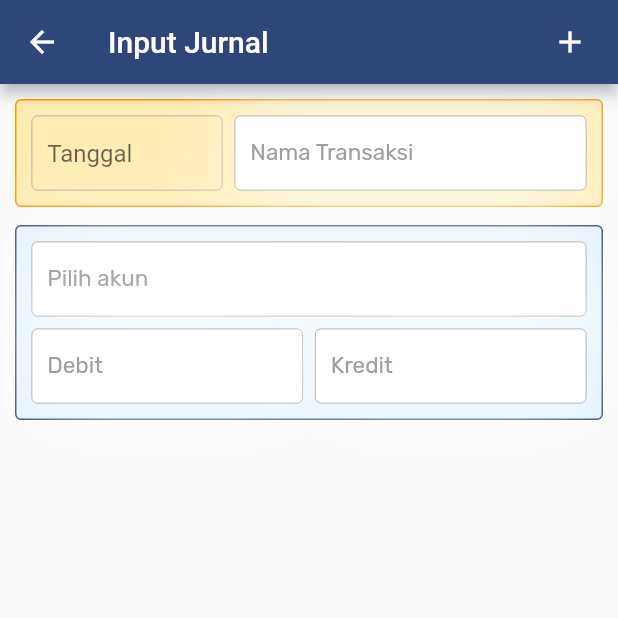
After one commit to insoft-developers/randu_mobile, a Flutter app: the InputJurnal screen opened directly, on a phone screen of 412 x 824 dp, the top half of it. The commit adds this screen. Run offline on Flutter 3.47's test engine with Material 2 defaults, Android fonts, the light colour scheme and no system bars; our stand-ins replace dropdown_search, flutter_html, get, shared_preferences, shimmer; accounts and stored records are empty.

Commit message:
input jurnal reguler

```diff
--- a/lib/color/Color.dart
+++ /dev/null
@@ -1,2 +0,0 @@
-// ignore: file_names
-class Color {}
--- /dev/null
+++ b/lib/color/app_color.dart
@@ -0,0 +1,17 @@
+// ignore: file_names
+import 'package:flutter/widgets.dart';
+
+class AppColor {
+  AppColor._();
+  static const Color blueColor = Color(0xFF2F39C5);
+  static const Color mainColor = Color(0xFF2F467A);
+  static const Gradient linearGradient = LinearGradient(
+    begin: Alignment(0.0, 0.0),
+    end: Alignment(0.707, -0.707),
+    colors: [
+      Color(0xffff9a9e),
+      Color(0xfffad0c4),
+      Color(0xfffad0c4),
+    ],
+  );
+}
--- /dev/null
+++ b/lib/components/input_text.dart
@@ -0,0 +1,62 @@
+import 'package:flutter/material.dart';
+import 'package:get/get.dart';
+import 'package:randu_mobile/journal/tambah/jurnal_cepat/jurnal_cepat_controller.dart';
+
+// ignore: must_be_immutable
+class InputText extends StatelessWidget {
+  String hint;
+  TextInputType textInputType;
+  TextEditingController textEditingController;
+  bool obsecureText;
+  String code;
+
+  final JurnalCepatController _jurnalCepatController =
+      Get.put(JurnalCepatController());
+
+  InputText(
+      {Key? key,
+      required this.hint,
+      required this.textInputType,
+      required this.textEditingController,
+      required this.obsecureText,
+      required this.code})
+      : super(key: key);
+
+  @override
+  Widget build(BuildContext context) {
+    return Container(
+      padding: const EdgeInsets.only(
+        left: 10,
+        right: 10,
+      ),
+      height: 50,
+      decoration: BoxDecoration(
+        borderRadius: BorderRadius.circular(4),
+        color: Colors.white,
+        border: Border.all(color: Colors.grey, width: 0.5),
+        boxShadow: const [
+          BoxShadow(offset: Offset(0, 1), blurRadius: 50, color: Colors.white),
+        ],
+      ),
+      child: TextField(
+        controller: textEditingController,
+        obscureText: obsecureText,
+        keyboardType: textInputType,
+        textInputAction: TextInputAction.next,
+        decoration: InputDecoration(
+          hintText: hint,
+          hintStyle: const TextStyle(
+              fontFamily: 'Rubik', fontSize: 15, color: Colors.grey),
+          enabledBorder: InputBorder.none,
+          focusedBorder: InputBorder.none,
+        ),
+        onChanged: (value) {
+          if (code == 'journal-nominal') {
+            _jurnalCepatController
+                .setRibuan(value.isEmpty ? 0 : int.parse(value));
+          }
+        },
+      ),
+    );
+  }
+}
--- /dev/null
+++ b/lib/journal/tambah/input_jurnal/index.dart
@@ -0,0 +1,163 @@
+import 'package:flutter/material.dart';
+import 'package:intl/intl.dart';
+import 'package:randu_mobile/color/app_color.dart';
+import 'package:randu_mobile/components/input_text.dart';
+import 'package:randu_mobile/components/jarak.dart';
+
+class InputJurnal extends StatefulWidget {
+  const InputJurnal({Key? key}) : super(key: key);
+
+  @override
+  State<InputJurnal> createState() => _InputJurnalState();
+}
+
+class _InputJurnalState extends State<InputJurnal> {
+  final TextEditingController _tanggal = TextEditingController();
+  final TextEditingController _transName = TextEditingController();
+  final List<TextEditingController> _akuns = [TextEditingController()];
+  final List<TextEditingController> _debits = [TextEditingController()];
+  final List<TextEditingController> _credits = [TextEditingController()];
+
+  _addItem() {
+    setState(() {
+
+      _akuns.add(TextEditingController());
+      _debits.add(TextEditingController());
+      _credits.add(TextEditingController());
+    });
+  }
+
+  @override
+  Widget build(BuildContext context) {
+    return Scaffold(
+        appBar: AppBar(
+          backgroundColor: AppColor.mainColor,
+          actions: [
+            GestureDetector(
+              onTap: () {
+                _addItem();
+              },
+              child: Container(
+                  margin: const EdgeInsets.only(right: 20),
+                  child: const Icon(Icons.add, color: Colors.white)),
+            ),
+          ],
+          title: const Text("Input Jurnal"),
+        ),
+        body: Column(
+          children: [
+             Container(
+              padding: const EdgeInsets.all(10),
+              margin: const EdgeInsets.only(top:10, left: 10, right:10),
+              decoration: BoxDecoration(
+                borderRadius: BorderRadius.circular(4),
+                border:Border.all(color: Colors.orange),
+                color: Colors.amber[100]),
+               child: Row(
+                  mainAxisAlignment: MainAxisAlignment.spaceBetween,
+                  children: [
+                    Container(
+                      width:MediaQuery.of(context).size.width * 1/3 - 10,
+                        padding: const EdgeInsets.symmetric(horizontal: 10, vertical: 5),
+                        decoration: BoxDecoration(
+                                border: Border.all(color: Colors.grey, width: 0.5),
+                                borderRadius: BorderRadius.circular(4)),
+                        height: 50,
+                                  child: TextField(
+                          controller: _tanggal,
+                          decoration: const InputDecoration(
+                                  hintText: "Tanggal",
+                                  border: InputBorder.none,
+                                  filled: false,
+
+                          ),
+                          readOnly: true,
+                          onTap: () async {
+                            DateTime? pickedDate = await showDatePicker(
+                                context: context,
+                                initialDate: DateTime.now(),
+                                firstDate: DateTime(2022)
+                                lastDate: DateTime(2101));
+                            if (pickedDate != null) {
+                              String formattedDate = DateFormat('dd-MM-yyyy').format(
+                                  pickedDate);
+
+                              setState(() {
+                                _tanggal.text =
+                                    formattedDate;
+
+                              });
+                            } else {
+                              print("Date is not selected");
+                            }
+                        },
+                      ),
+                    ),
+                    SizedBox(
+                        width:MediaQuery.of(context).size.width * 2/3 - 40,
+                      child: InputText(hint: "Nama Transaksi", textInputType: TextInputType.text, textEditingController: _transName, obsecureText: false, code: "")),
+
+                  ],
+                ),
+             ),
+            Jarak(tinggi: 2),
+            Expanded(
+              child: Container(
+                margin: const EdgeInsets.all(10),
+                child: ListView.builder(
+                    shrinkWrap: true,
+                    physics: const ScrollPhysics(),
+                    itemCount: _debits.length,
+                    itemBuilder: (context, index) {
+                      return Container(
+                        padding: const EdgeInsets.all(10),
+                        margin: const EdgeInsets.only(bottom: 20),
+                        decoration: BoxDecoration(
+                          color: Colors.blue.shade50,
+                          border: Border.all(color: AppColor.mainColor, width: 1),
+                          borderRadius: BorderRadius.circular(4),
+                        ),
+                        child: Column(
+                          children: [
+                            SizedBox(
+                                width: MediaQuery.of(context).size.width - 40,
+                                child: InputText(
+                                    hint: "Pilih akun",
+                                    textInputType: TextInputType.text,
+                                    textEditingController: _akuns[index],
+                                    obsecureText: false,
+                                    code: "")),
+                            Jarak(tinggi: 8),
+                            Row(
+                              mainAxisAlignment: MainAxisAlignment.spaceBetween,
+                              children: [
+                                SizedBox(
+                                    width: MediaQuery.of(context).size.width * 1 / 2 -
+                                        25,
+                                    child: InputText(
+                                        hint: "Debit",
+                                        textInputType: TextInputType.number,
+                                        textEditingController: _debits[index],
+                                        obsecureText: false,
+                                        code: "")),
+                                SizedBox(
+                                    width: MediaQuery.of(context).size.width * 1 / 2 -
+                                        25,
+                                    child: InputText(
+                                        hint: "Kredit",
+                                        textInputType: TextInputType.number,
+                                        textEditingController: _credits[index],
+                                        obsecureText: false,
+                                        code: "")),
+                              ],
+                            ),
+                          ],
+                        ),
+                      );
+                    }),
+              ),
+            ),
+          ],
+        ));
+  }
+}
--- a/pubspec.yaml
+++ b/pubspec.yaml
@@ -48,6 +48,8 @@ dependencies:
   sqflite: ^2.0.0+3
   flutter_local_notifications: ^12.0.4
   intl: ^0.18.1
+  dropdown_search: ^3.0.1
+  flutter_html: ^0.8.2
 
 dev_dependencies:
   flutter_test:
```
Also changed, not shown: lib/components/select/select_transaksi.dart (+7 -1 lines), lib/homepage/homepage.dart (+15 -9 lines), lib/journal/tambah/jurnal_cepat/index.dart (+84 -3 lines), lib/journal/tambah/jurnal_cepat/jurnal_cepat_controller.dart (+115 -0 lines), lib/login/login_page.dart (+5 -4 lines), lib/utils/ribuan.dart (added, +12 -0 lines), lib/journal/tambah/input_jurnal/input_jurnal_controller.dart (added), pubspec.lock.
